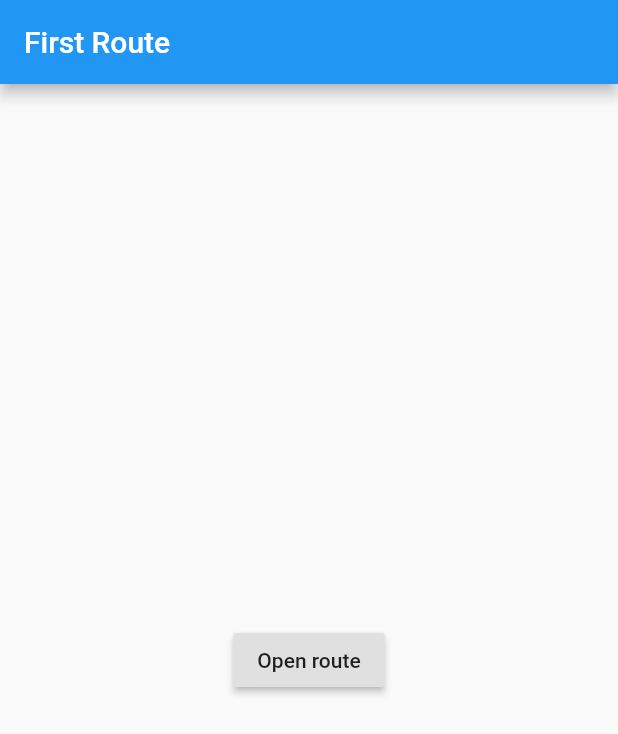
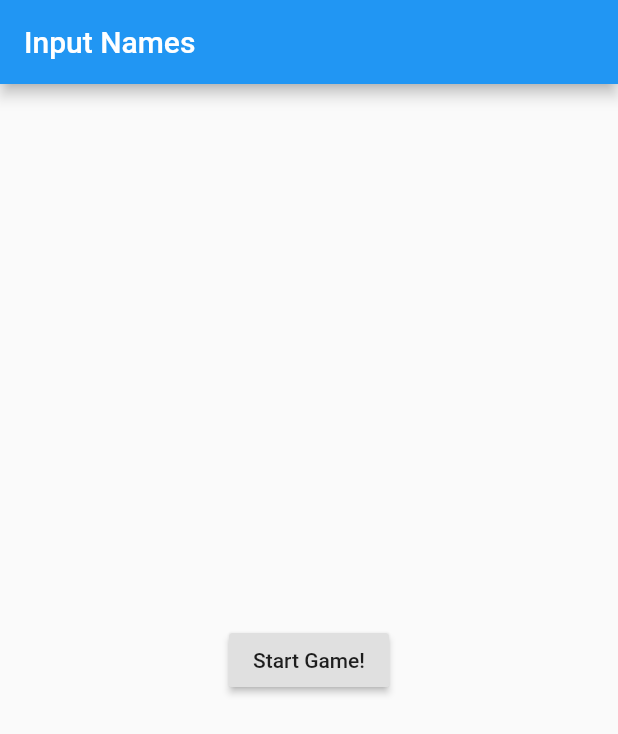
Before and after one commit to BrBoomr/Software-Engineering-II, a Flutter app: the screen it shows after launch, on a phone screen of 412 x 824 dp. Shown: the top 734 px of the screen. Run offline on Flutter 3.47's test engine with Material 2 defaults, Android fonts, the phone set to English and light mode, and no system bars.

Commit message:
naming methods implemented

```diff
--- a/live_scoring/lib/main.dart
+++ b/live_scoring/lib/main.dart
@@ -2,22 +2,24 @@ import 'package:flutter/material.dart';
 
 void main() => runApp(MyApp());
 
-class FirstRoute extends StatelessWidget {
-  FirstRoute({Key key, this.title}) : super(key: key);
+class TeamNames extends StatelessWidget {
+  TeamNames({Key key, this.title}) : super(key: key);
   final String title;
+  var teamOneController = TextEditingController();
+  var teamTwoController = TextEditingController();
   @override
   Widget build(BuildContext context) {
     return Scaffold(
       appBar: AppBar(
-        title: Text('First Route'),
+        title: Text('Input Names'),
       ),
       body: Center(
         child: RaisedButton(
-          child: Text('Open route'),
+          child: Text('Start Game!'),
           onPressed: () {
             Navigator.push(
               context,
-              MaterialPageRoute(builder: (context) => MyHomePage()),
+              MaterialPageRoute(builder: (context) => MyHomePage(teamOneController.text, teamTwoController.text)),
             );
           },
         ),
@@ -33,29 +35,21 @@ class MyApp extends StatelessWidget {
     return MaterialApp(
       title: 'TKD Scorer',
       theme: ThemeData(
-        // This is the theme of your application.
-        //
-        // Try running your application with "flutter run". You'll see the
-        // application has a blue toolbar. Then, without quitting the app, try
-        // changing the primarySwatch below to Colors.green and then invoke
-        // "hot reload" (press "r" in the console where you ran "flutter run",
-        // or simply save your changes to "hot reload" in a Flutter IDE).
-        // Notice that the counter didn't reset back to zero; the application
-        // is not restarted.
         primarySwatch: Colors.blue,
       ),
-      home: FirstRoute(title: 'TKD Scorer'),
+      home: TeamNames(title: 'TKD Scorer'),
     );
   }
 }
 
 class MyHomePage extends StatefulWidget {
   //MyHomePage({Key key, this.title}) : super(key: key);
-
+  MyHomePage(this.teamOneName, this.teamTwoName);
   //final String title;
+  final String teamOneName, teamTwoName;
 
   @override
-  _MyHomePageState createState() => _MyHomePageState();
+  _MyHomePageState createState() => _MyHomePageState(teamOneName, teamTwoName);
 }
 
 class _MyHomePageState extends State<MyHomePage> {
@@ -64,6 +58,9 @@ class _MyHomePageState extends State<MyHomePage> {
 
   int _foulA = 0;
   int _foulB = 0;
+  final String teamOneName, teamTwoName;
+  _MyHomePageState(this.teamOneName, this.teamTwoName);
+
   void _incrementCounterA() {
     setState(() {
       _counterA++;
@@ -132,7 +129,7 @@ class _MyHomePageState extends State<MyHomePage> {
         new Container(
           padding: const EdgeInsets.all(8.0),
           child: new Text(
-            (label == 'Team A') ? '$_counterA' : '$_counterB',
+            (label == teamOneName) ? '$_counterA' : '$_counterB',
             style: new TextStyle(fontSize: 32.0, color: Colors.black38),
           ),
         ),
@@ -141,7 +138,7 @@ class _MyHomePageState extends State<MyHomePage> {
           child: new RaisedButton(
             child: new Text('Add Point'),
             onPressed:
-                (label == 'Team A') ? _incrementCounterA : _incrementCounterB,
+                (label == teamOneName) ? _incrementCounterA : _incrementCounterB,
           ),
         ),
         new Container(
@@ -149,7 +146,7 @@ class _MyHomePageState extends State<MyHomePage> {
           child: new RaisedButton(
               child: new Text('Foul'),
               onPressed:
-                (label== 'Team A') ? _incrementFoulA : _incrementFoulB,
+                (label== teamOneName) ? _incrementFoulA : _incrementFoulB,
           )
         ),
       ],
```
